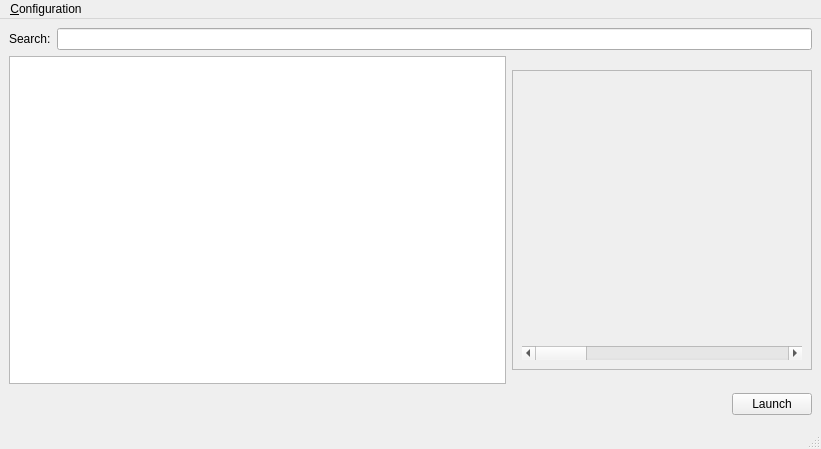
Old version of the form lightningmf_pk/view.ui in the repository Bl4cknight/lightningmf.
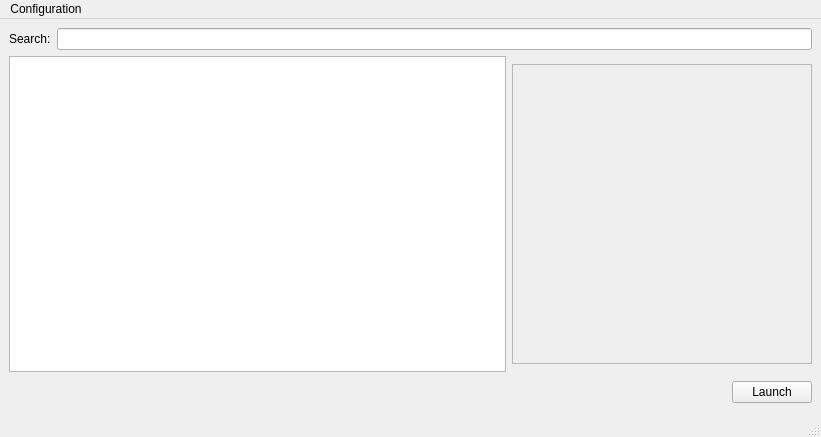
New version of the form. Icons and pictures are not drawn.

The edit to the form file:
```diff
--- a/lightningmf_pk/view.ui
+++ b/lightningmf_pk/view.ui
@@ -7,7 +7,7 @@
     <x>0</x>
     <y>0</y>
     <width>821</width>
-    <height>449</height>
+    <height>437</height>
    </rect>
   </property>
   <property name="windowTitle">
@@ -94,22 +94,6 @@
            </property>
           </widget>
          </item>
-         <item row="1" column="0">
-          <widget class="QScrollBar" name="rating">
-           <property name="minimum">
-            <number>1</number>
-           </property>
-           <property name="maximum">
-            <number>5</number>
-           </property>
-           <property name="pageStep">
-            <number>1</number>
-           </property>
-           <property name="orientation">
-            <enum>Qt::Horizontal</enum>
-           </property>
-          </widget>
-         </item>
         </layout>
        </widget>
       </item>
@@ -154,7 +138,7 @@
      <x>0</x>
      <y>0</y>
      <width>821</width>
-     <height>32</height>
+     <height>25</height>
     </rect>
    </property>
    <property name="sizePolicy">
@@ -180,7 +164,7 @@
      <bool>true</bool>
     </property>
     <property name="title">
-     <string>&amp;Configuration</string>
+     <string>Configuration</string>
     </property>
     <addaction name="actionMame"/>
     <addaction name="actionRoms"/>
```
Left out of the diff: 4 changed lines with no effect on the pictures.
